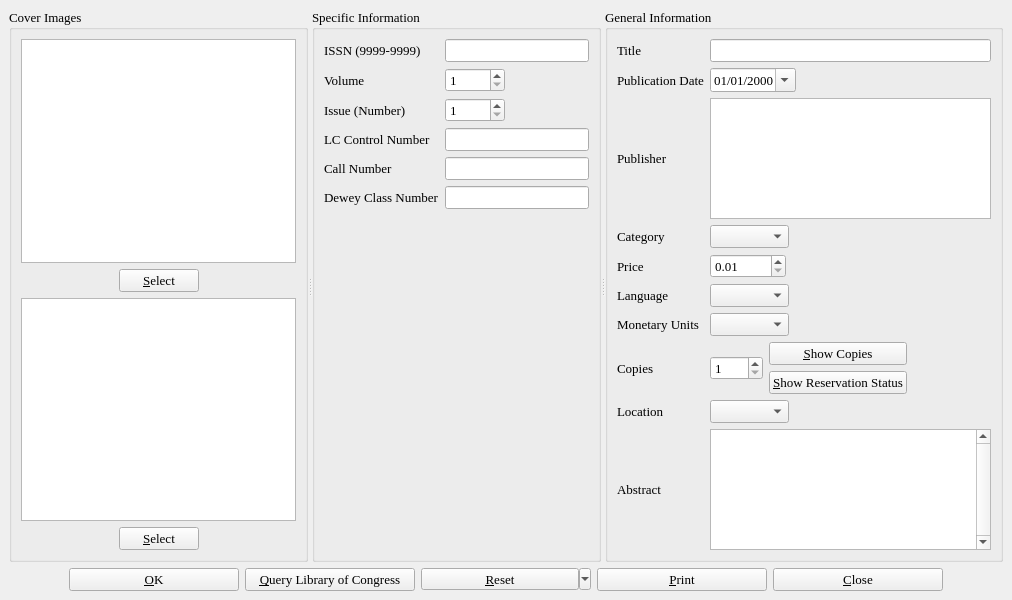
First picture: the form in maginfo.ui, repository textbrowser/biblioteq, before the edit.
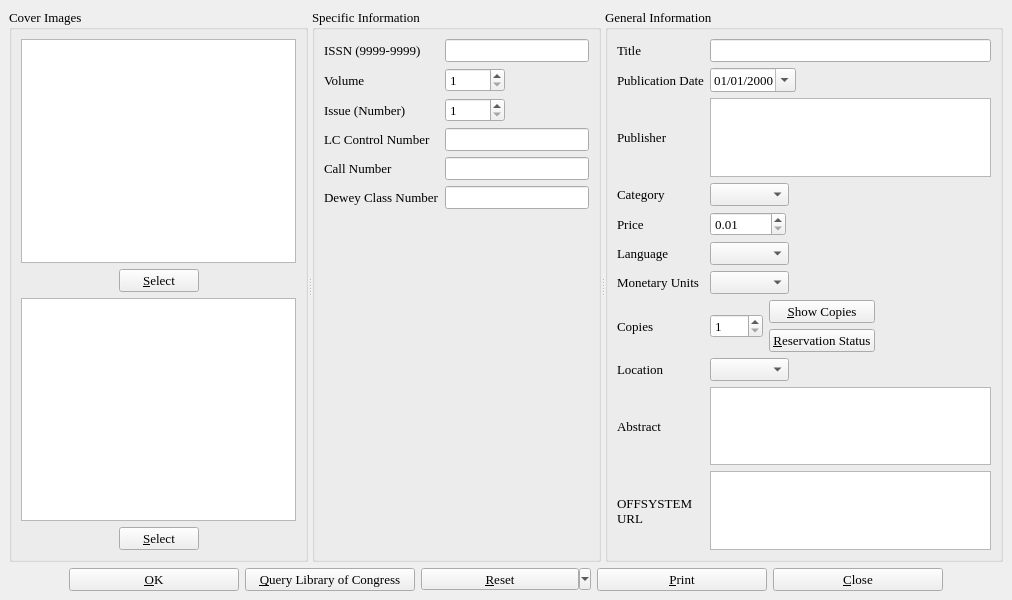
Second picture: the form after the edit. Icons and pictures are not drawn. Custom widgets are drawn as their Qt base class.

Commit message: Version 4.04. Implemented OFFSYSTEM URL support.

Diff of the .ui file:
```diff
--- a/maginfo.ui
+++ b/maginfo.ui
@@ -784,7 +784,7 @@
                </font>
               </property>
               <property name="text" >
-               <string>&amp;Show Reservation Status</string>
+               <string>&amp;Reservation Status</string>
               </property>
               <property name="icon" >
                <iconset>icons.d/16x16/members.png</iconset>
@@ -879,9 +879,6 @@
             <strikeout>false</strikeout>
            </font>
           </property>
-          <property name="verticalScrollBarPolicy" >
-           <enum>Qt::ScrollBarAlwaysOn</enum>
-          </property>
           <property name="acceptRichText" >
            <bool>false</bool>
           </property>
@@ -906,6 +903,30 @@
           </property>
          </widget>
         </item>
+        <item row="10" column="1" >
+         <widget class="QTextBrowser" name="url" >
+          <property name="autoFormatting" >
+           <set>QTextEdit::AutoAll</set>
+          </property>
+          <property name="readOnly" >
+           <bool>false</bool>
+          </property>
+          <property name="textInteractionFlags" >
+           <set>Qt::LinksAccessibleByKeyboard|Qt::LinksAccessibleByMouse|Qt::NoTextInteraction|Qt::TextBrowserInteraction|Qt::TextEditable|Qt::TextEditorInteraction|Qt::TextSelectableByKeyboard|Qt::TextSelectableByMouse</set>
+          </property>
+          <property name="openExternalLinks" >
+           <bool>true</bool>
+          </property>
+         </widget>
+        </item>
+        <item row="10" column="0" >
+         <widget class="QLabel" name="label_12" >
+          <property name="text" >
+           <string>OFFSYSTEM
+URL</string>
+          </property>
+         </widget>
+        </item>
        </layout>
       </widget>
      </widget>
```
Left out of the diff: 1 changed line with no effect on the pictures. The commit also changes 22 other files.
